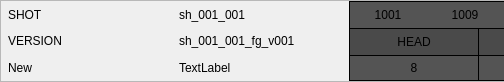
Old version of the form resources/cut_diff_card.ui in the repository shotgunsoftware/tk-multi-importcut; both pictures show x 0 to 504 and y 0 to 82 of the 737 by 82 pixel window.
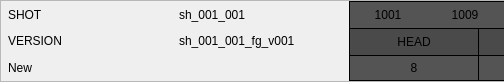
New version of the form. Icons and pictures are not drawn.

Commit message: Added submit dialog ui

```diff
--- a/resources/cut_diff_card.ui
+++ b/resources/cut_diff_card.ui
@@ -86,7 +86,7 @@
          <item row="2" column="1">
           <widget class="QLabel" name="extra_label">
            <property name="text">
-            <string>TextLabel</string>
+            <string/>
            </property>
           </widget>
          </item>
```
The commit also changes 4 other files.
